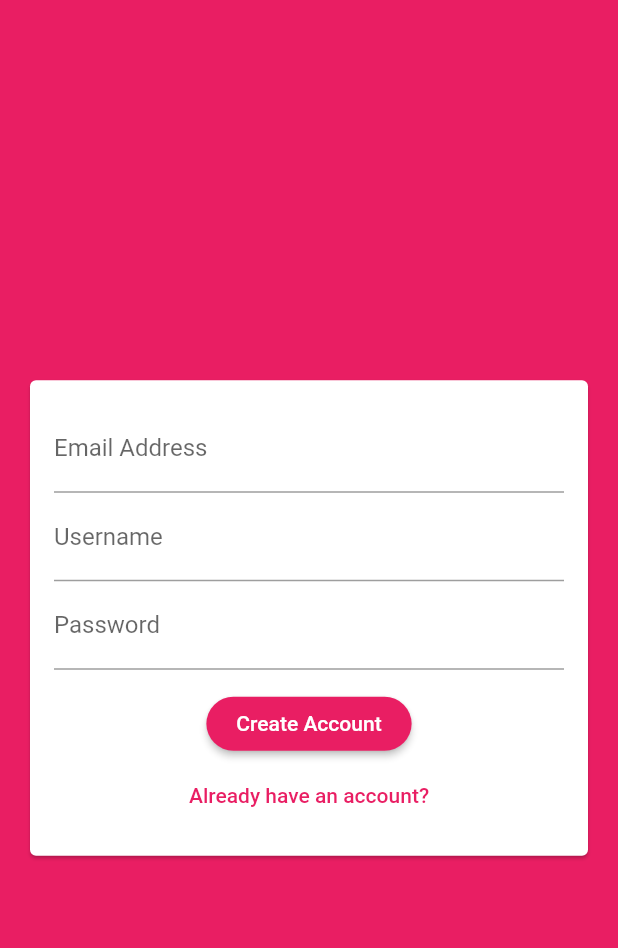
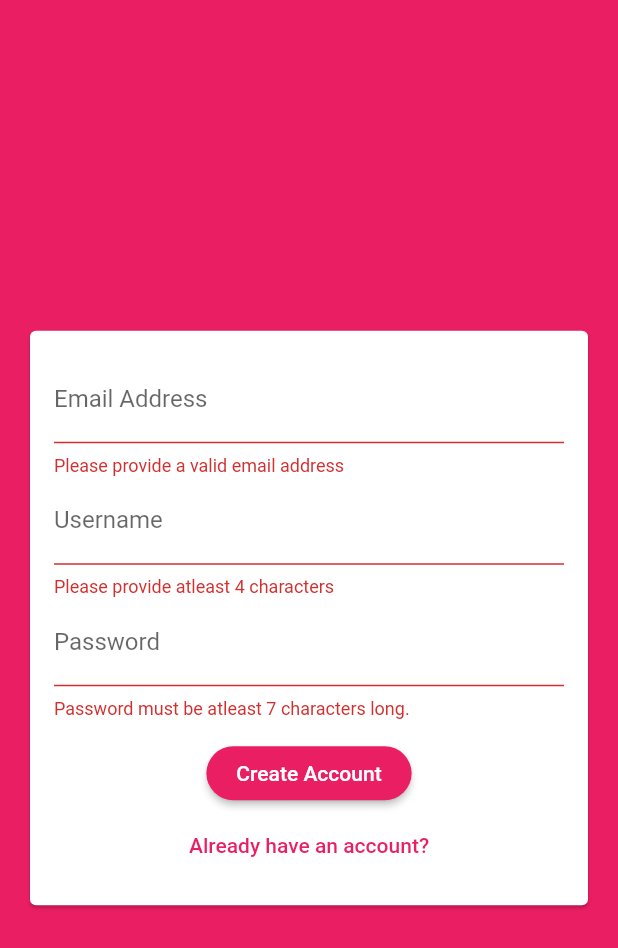
Before and after one commit to abubakrmuhammad/chat_app, a Flutter app: the screen it shows after launch, after a tap on "Create Account", on a phone screen of 412 x 824 dp. Shown: the top 948 px of the screen. Run offline on Flutter 3.47's test engine with Material 2 defaults, Android fonts, the phone set to English and light mode, and no system bars; our stand-ins replace cloud_firestore, firebase_auth, firebase_core; accounts and stored records are empty.

Commit message:
add firebase auth

```diff
--- a/lib/main.dart
+++ b/lib/main.dart
@@ -32,7 +32,11 @@ class MyApp extends StatelessWidget {
                 ),
               ),
             ),
-            home: const AuthScreen(),
+            home: snapshot.connectionState == ConnectionState.waiting
+                ? const Center(
+                    child: CircularProgressIndicator(),
+                  )
+                : const AuthScreen(),
           );
         });
   }
--- a/lib/screens/auth_screen.dart
+++ b/lib/screens/auth_screen.dart
@@ -1,3 +1,5 @@
+import 'package:cloud_firestore/cloud_firestore.dart';
+import 'package:firebase_auth/firebase_auth.dart';
 import 'package:flutter/material.dart';
 
 import 'package:chat_app/widgets/auth_form.dart';
@@ -12,6 +14,83 @@ class AuthScreen extends StatefulWidget {
 }
 
 class _AuthScreenState extends State<AuthScreen> {
+  final _auth = FirebaseAuth.instance;
+
+  bool _isLoading = false;
+
+  void _submitForm({
+    required String email,
+    required String username,
+    required String password,
+    required bool isLogin,
+  }) async {
+    final UserCredential userCredential;
+
+    setState(() {
+      _isLoading = true;
+    });
+
+    try {
+      if (isLogin) {
+        userCredential = await _auth.signInWithEmailAndPassword(
+          email: email,
+          password: password,
+        );
+      } else {
+        userCredential = await _auth.createUserWithEmailAndPassword(
+          email: email,
+          password: password,
+        );
+
+        final newUser = userCredential.user;
+
+        if (newUser != null) {
+          await FirebaseFirestore.instance
+              .collection('users')
+              .doc(newUser.uid)
+              .set({
+            'username': username,
+            'email': email,
+          });
+        }
+      }
+    } on FirebaseAuthException catch (e) {
+      String message = 'An error occured';
+
+      // message = e.message ?? message;
+
+      switch (e.code) {
+        case 'invalid-email':
+          message = 'Email provided is invalid';
+          break;
+        case 'weak-password':
+          message = 'Password provided is too weak';
+          break;
+        case 'email-already-in-use':
+          message = 'A user with that email already exists';
+          break;
+        case 'user-not-found':
+          message = 'No user with that email found';
+          break;
+        case 'wrong-password':
+          message = 'The password provided is incorrect';
+          break;
+      }
+
+      ScaffoldMessenger.of(context).showSnackBar(
+        _ErrorSnackBar(text: message, context: context),
+      );
+    } catch (e) {
+      ScaffoldMessenger.of(context).showSnackBar(
+        _ErrorSnackBar(text: 'Something went wrong', context: context),
+      );
+    } finally {
+      setState(() {
+        _isLoading = false;
+      });
+    }
+  }
+
   @override
   Widget build(BuildContext context) {
     final deviceSize = MediaQuery.of(context).size;
@@ -22,10 +101,28 @@ class _AuthScreenState extends State<AuthScreen> {
         child: SizedBox(
           height: deviceSize.height,
           width: deviceSize.width,
-          child: const AuthForm(),
+          child: AuthForm(
+            submitForm: _submitForm,
+            isLoading: _isLoading,
+          ),
         ),
       ),
       resizeToAvoidBottomInset: false,
     );
   }
 }
+
+class _ErrorSnackBar extends SnackBar {
+  _ErrorSnackBar({
+    Key? key,
+    required this.text,
+    required this.context,
+  }) : super(
+          content: Text(text, textAlign: TextAlign.center),
+          backgroundColor: Theme.of(context).errorColor,
+          key: key,
+        );
+
+  final String text;
+  final BuildContext context;
+}
--- a/lib/widgets/auth_form.dart
+++ b/lib/widgets/auth_form.dart
@@ -1,7 +1,19 @@
 import 'package:flutter/material.dart';
 
 class AuthForm extends StatefulWidget {
-  const AuthForm({Key? key}) : super(key: key);
+  final void Function({
+    required String email,
+    required String username,
+    required String password,
+    required bool isLogin,
+  }) submitForm;
+  final bool isLoading;
+
+  const AuthForm({
+    required this.submitForm,
+    required this.isLoading,
+    Key? key,
+  }) : super(key: key);
 
   @override
   State<AuthForm> createState() => _AuthFormState();
@@ -22,6 +34,13 @@ class _AuthFormState extends State<AuthForm> {
 
     if (isValid) {
       _formKey.currentState!.save();
+
+      widget.submitForm(
+        email: _email.trim(),
+        username: _username.trim(),
+        password: _password,
+        isLogin: _isLogin,
+      );
     }
   }
 
@@ -33,6 +52,7 @@ class _AuthFormState extends State<AuthForm> {
         child: Padding(
           padding: const EdgeInsets.all(16),
           child: Form(
+            key: _formKey,
             child: Column(
               mainAxisSize: MainAxisSize.min,
               children: [
@@ -78,10 +98,19 @@ class _AuthFormState extends State<AuthForm> {
                   onSaved: (newValue) => _password = newValue!,
                 ),
                 const SizedBox(height: 12),
+                if (widget.isLoading)
+                  const SizedBox(
+                    height: 60,
+                    child: Center(child: CircularProgressIndicator()),
+                  ),
+                if (!widget.isLoading)
                   ElevatedButton(
-                  onPressed: () {},
+                    onPressed: () {
+                      _submitHandler();
+                    },
                     child: Text(_isLogin ? 'Login' : 'Create Account'),
                   ),
+                if (!widget.isLoading)
                   TextButton(
                     onPressed: () {
                       setState(() {
--- a/pubspec.yaml
+++ b/pubspec.yaml
@@ -35,6 +35,7 @@ dependencies:
   cupertino_icons: ^1.0.2
   firebase_core: ^1.20.0
   cloud_firestore: ^3.4.3
+  firebase_auth: ^3.6.2
 
 dev_dependencies:
   flutter_test:
```
Also changed, not shown: pubspec.lock. Lines whose indentation alone changed are shown as unchanged.
